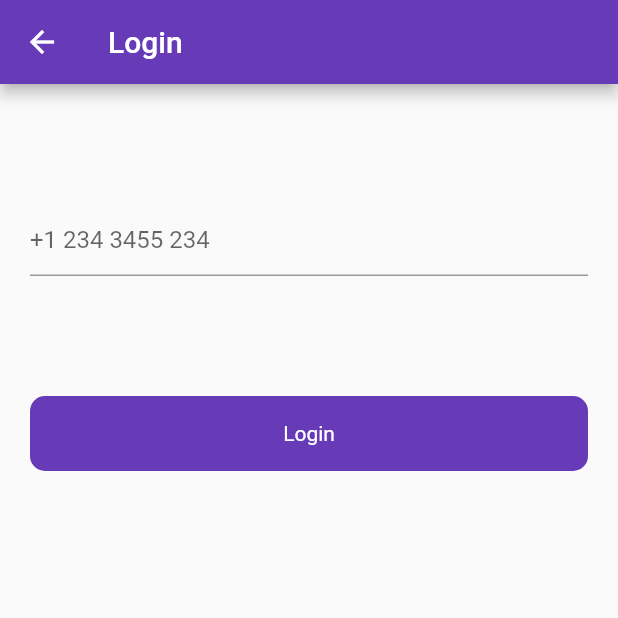
After one commit to mdsoamd/firebase_the_tech_course, a Flutter app: the screen it shows after launch, after a tap on "Login", after a tap on "Login with phone", on a phone screen of 412 x 824 dp, the top half of it. The commit adds this screen. Run offline on Flutter 3.47's test engine with Material 2 defaults, Android fonts, the phone set to English and light mode, and no system bars; our stand-ins replace firebase_auth, firebase_core, fluttertoast; accounts and stored records are empty.

Commit message:
Firebase Phone Authentication completed

```diff
--- a/lib/ui/auth/login_screen.dart
+++ b/lib/ui/auth/login_screen.dart
@@ -1,6 +1,7 @@
 
 // ignore_for_file: prefer_const_constructors
 import 'package:firebase_auth/firebase_auth.dart';
+import 'package:firebase_the_tech_course/ui/auth/login_with_phone_number.dart';
 import 'package:firebase_the_tech_course/ui/auth/signup_screen.dart';
 import 'package:firebase_the_tech_course/ui/posts/post.dart';
 import 'package:firebase_the_tech_course/utils/utils.dart';
@@ -152,6 +153,24 @@ class _LoginScreenState extends State<LoginScreen> {
                      Navigator.push(context, MaterialPageRoute(builder: (context) => SignUpScreen()));
                   }, child: Text("Sign Up"))
                 ],
+              ),
+              SizedBox(height: 30,),
+              InkWell(
+                onTap: (){
+                  Navigator.push(context,MaterialPageRoute(builder: (context)=>LoginWithPhoneNumber()));
+                },
+                child: Container(
+                  height: 50,
+                  decoration: BoxDecoration(
+                    borderRadius: BorderRadius.circular(50),
+                    border: Border.all(
+                      color: Colors.black
+                    )
+                  ),
+                  child: Center(
+                    child: Text("Login with phone"),
+                  ),
+                ),
               )
 
             ],
--- /dev/null
+++ b/lib/ui/auth/login_with_phone_number.dart
@@ -0,0 +1,79 @@
+import 'package:firebase_auth/firebase_auth.dart';
+import 'package:firebase_the_tech_course/ui/auth/verify_code.dart';
+import 'package:firebase_the_tech_course/utils/utils.dart';
+import 'package:firebase_the_tech_course/widgets/round_button.dart';
+import 'package:flutter/material.dart';
+
+
+class LoginWithPhoneNumber extends StatefulWidget {
+  const LoginWithPhoneNumber({Key? key}) : super(key: key);
+
+  @override
+  State<LoginWithPhoneNumber> createState() => _LoginWithPhoneNumberState();
+}
+
+class _LoginWithPhoneNumberState extends State<LoginWithPhoneNumber> {
+
+  final phoneNumberController = TextEditingController();
+  bool loading = false;
+  final auth = FirebaseAuth.instance;
+
+
+  @override
+  Widget build(BuildContext context) {
+    return Scaffold(
+      appBar: AppBar(
+        title: Text("Login"),
+      ),
+      body: Padding(
+        padding: const EdgeInsets.symmetric(horizontal: 20),
+        child: Column(
+          children: [
+            SizedBox(height: 80,),
+            TextFormField(
+              keyboardType: TextInputType.number,
+              controller: phoneNumberController,
+              decoration: InputDecoration(
+                hintText: "+1 234 3455 234"
+              ),
+            ),
+            SizedBox(height: 80,),
+            RoundButton(title: "Login",loading: loading, onTap: (){
+                setState(() {
+                  loading = true;
+                });
+
+              auth.verifyPhoneNumber(
+                phoneNumber: '+91'+ phoneNumberController.text,
+                verificationCompleted:(_){
+                  setState(() {
+                  loading = false;
+                });
+                },
+                verificationFailed: (e){
+                  Utils().tostMessage(e.toString());
+                  setState(() {
+                  loading = false;
+                });
+                },
+                 codeSent: (String verificationId,int? token ){
+                    Navigator.push(context,MaterialPageRoute(
+                      builder: (context) => VerifyCodeScreen(verificationId: verificationId)));
+                  setState(() {
+                  loading = false;
+                });
+                 },
+                 codeAutoRetrievalTimeout: (e){
+                  Utils().toString();
+                  setState(() {
+                  loading = false;
+                });
+                 });
+
+            })
+          ],
+        ),
+      ),
+    );
+  }
+}
--- a/lib/utils/utils.dart
+++ b/lib/utils/utils.dart
@@ -2,8 +2,8 @@
 import 'package:flutter/material.dart';
 import 'package:fluttertoast/fluttertoast.dart';
 
+
 class Utils{
-
 
   void tostMessage(String messages){
     Fluttertoast.showToast(
```
Also changed, not shown: lib/test.dart (added, +31 -0 lines), lib/ui/auth/verify_code.dart (added, +76 -0 lines).
